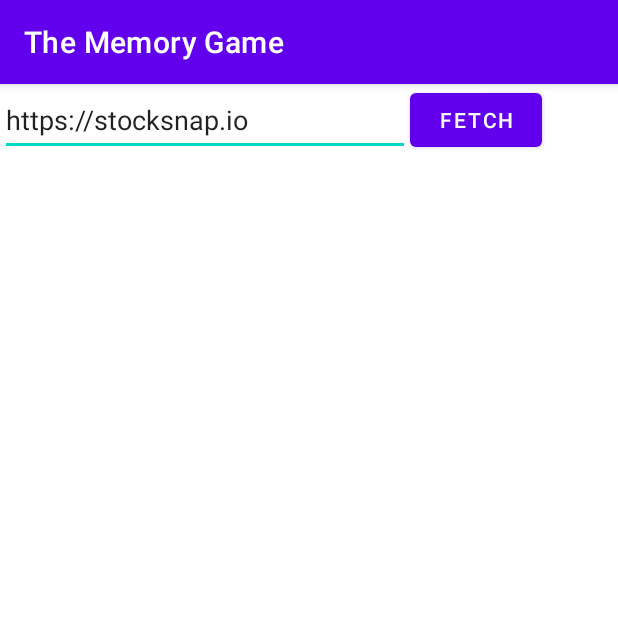
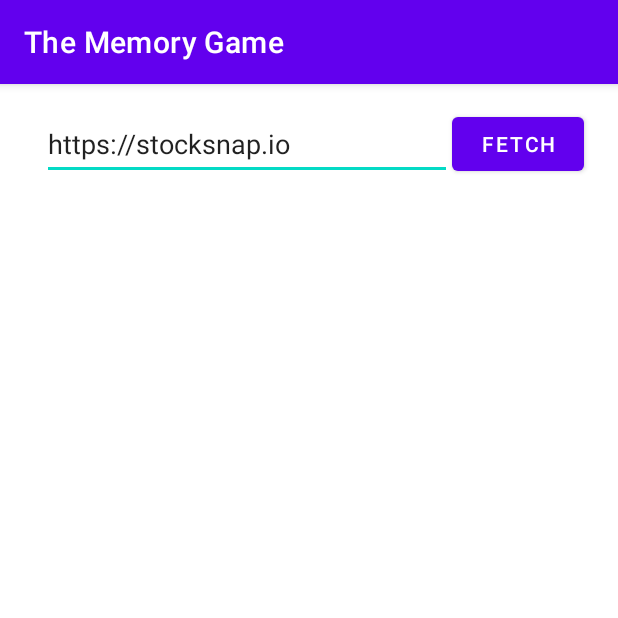
Before and after one commit to chenyu-01/The-Memory-Game, an Android app: the screen it shows after launch (MainActivity), on a phone screen of 412 x 824 dp, the top half of it. Run offline under Robolectric (Android 15) with nearby library versions, the phone set to English and light mode, and no system bars.

Commit message:
adjust search url box

```diff
--- a/app/src/main/res/layout/activity_main.xml
+++ b/app/src/main/res/layout/activity_main.xml
@@ -9,6 +9,8 @@
         android:id="@+id/inputUrl"
         android:layout_width="273dp"
         android:layout_height="48dp"
+        android:layout_marginStart="28dp"
+        android:layout_marginTop="16dp"
         android:text="@string/url"
         app:layout_constraintStart_toStartOf="parent"
         app:layout_constraintTop_toTopOf="parent" />
```
